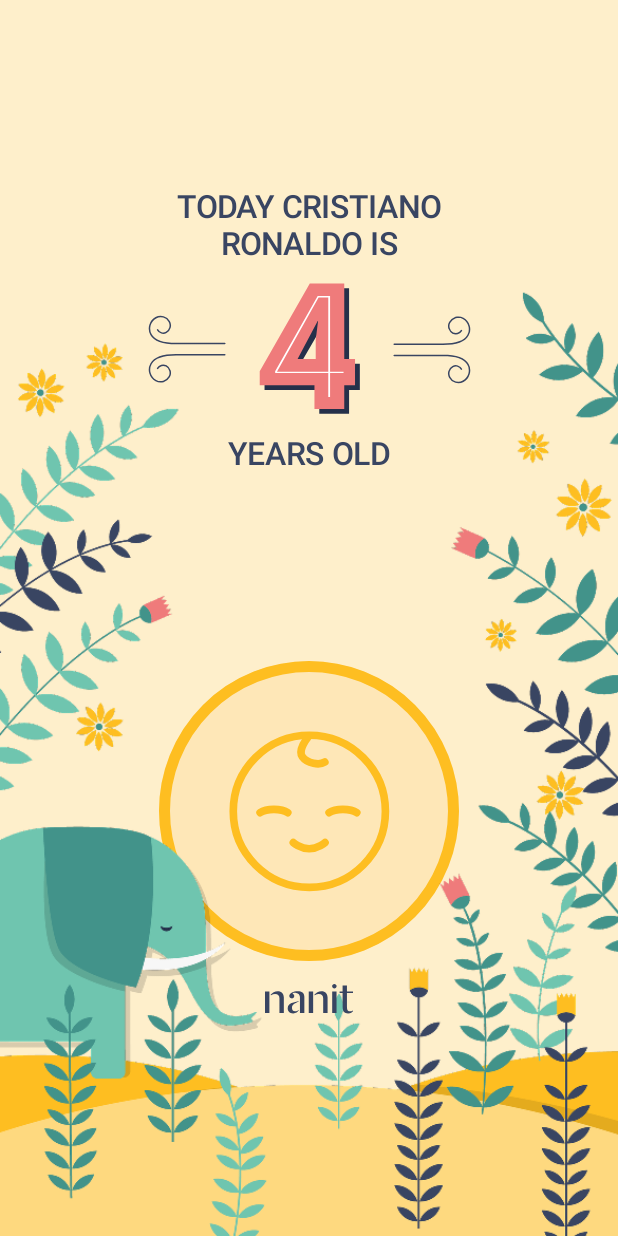
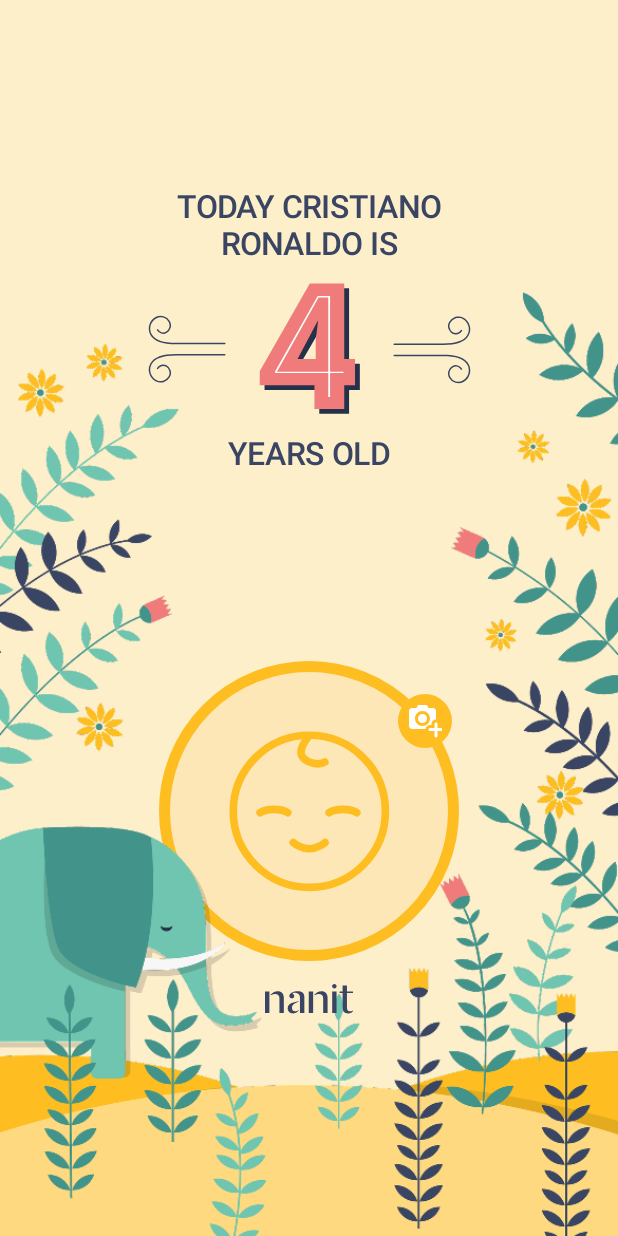
Before and after one commit to akobartek/BirthdayRecruitment, an Android app built with Jetpack Compose: the @Preview function AnniversaryElephantPreview, on a phone screen of 412 x 824 dp. Run offline under Robolectric (Android 15) with nearby library versions, the phone set to English and light mode, and no system bars.

Commit message:
camera icon added

```diff
--- a/app/src/main/java/pl/sokolowskibartlomiej/birthdayrecruitment/presentation/components/AnniversaryLayout.kt
+++ b/app/src/main/java/pl/sokolowskibartlomiej/birthdayrecruitment/presentation/components/AnniversaryLayout.kt
@@ -3,6 +3,7 @@ package pl.sokolowskibartlomiej.birthdayrecruitment.presentation.components
 import androidx.compose.foundation.Image
 import androidx.compose.foundation.background
 import androidx.compose.foundation.border
+import androidx.compose.foundation.clickable
 import androidx.compose.foundation.layout.Arrangement
 import androidx.compose.foundation.layout.Box
 import androidx.compose.foundation.layout.Column
@@ -12,6 +13,7 @@ import androidx.compose.foundation.layout.aspectRatio
 import androidx.compose.foundation.layout.fillMaxHeight
 import androidx.compose.foundation.layout.fillMaxSize
 import androidx.compose.foundation.layout.height
+import androidx.compose.foundation.layout.offset
 import androidx.compose.foundation.layout.padding
 import androidx.compose.foundation.layout.size
 import androidx.compose.foundation.layout.width
@@ -19,21 +21,26 @@ import androidx.compose.foundation.shape.CircleShape
 import androidx.compose.material3.Text
 import androidx.compose.runtime.Composable
 import androidx.compose.runtime.getValue
+import androidx.compose.runtime.mutableIntStateOf
 import androidx.compose.runtime.mutableStateOf
 import androidx.compose.runtime.remember
 import androidx.compose.runtime.setValue
 import androidx.compose.ui.Alignment
 import androidx.compose.ui.Modifier
 import androidx.compose.ui.draw.rotate
+import androidx.compose.ui.geometry.Offset
 import androidx.compose.ui.graphics.Color
 import androidx.compose.ui.graphics.ColorFilter
 import androidx.compose.ui.layout.ContentScale
+import androidx.compose.ui.layout.onGloballyPositioned
+import androidx.compose.ui.layout.positionInParent
 import androidx.compose.ui.platform.LocalContext
 import androidx.compose.ui.res.painterResource
 import androidx.compose.ui.res.stringResource
 import androidx.compose.ui.text.font.FontWeight
 import androidx.compose.ui.text.style.TextAlign
 import androidx.compose.ui.tooling.preview.Preview
+import androidx.compose.ui.unit.IntOffset
 import androidx.compose.ui.unit.dp
 import androidx.compose.ui.unit.sp
 import pl.sokolowskibartlomiej.birthdayrecruitment.R
@@ -44,6 +51,7 @@ import pl.sokolowskibartlomiej.birthdayrecruitment.presentation.theme.getColorsF
 import pl.sokolowskibartlomiej.birthdayrecruitment.presentation.utils.getDrawableId
 import java.util.Date
 import java.util.concurrent.TimeUnit
+import kotlin.math.sqrt
 
 @Composable
 fun AnniversaryLayout(birthday: Birthday) {
@@ -68,6 +76,8 @@ fun AnniversaryLayout(birthday: Birthday) {
             (days / 30.4).toInt()
         }
     }
+    var photoOffset by remember { mutableStateOf(Offset.Zero) }
+    var photoSizePx by remember { mutableIntStateOf(0) }
 
     Box(
         contentAlignment = Alignment.TopCenter,
@@ -75,6 +85,7 @@ fun AnniversaryLayout(birthday: Birthday) {
             .fillMaxSize()
             .background(colors[0])
     ) {
+        // Photo box
         Box(
             contentAlignment = Alignment.Center,
             modifier = Modifier
@@ -83,6 +94,10 @@ fun AnniversaryLayout(birthday: Birthday) {
                 .size(200.dp)
                 .background(color = colors[2], shape = CircleShape)
                 .border(width = 7.dp, color = colors[1], shape = CircleShape)
+                .onGloballyPositioned {
+                    photoOffset = it.positionInParent()
+                    photoSizePx = it.size.height
+                }
         ) {
             Image(
                 painter = painterResource(id = R.drawable.photo_placeholder),
@@ -90,6 +105,26 @@ fun AnniversaryLayout(birthday: Birthday) {
                 contentDescription = null,
             )
         }
+        Image(
+            painter = painterResource(id = R.drawable.ic_photo_plus),
+            contentScale = ContentScale.Inside,
+            contentDescription = null,
+            modifier = Modifier
+                .align(Alignment.TopStart)
+                .size(36.dp)
+                .offset {
+                    val moveBy = (sqrt(2f) / 2) * (photoSizePx / 2) // sin45 * image radius
+                    val x =
+                        (photoOffset.x + 89.dp.toPx() + moveBy) // (image radius + border) - half size of this box
+                    val y = (photoOffset.y + (93.dp.toPx() - moveBy)) // image radius - border
+                    IntOffset(x.toInt(), y.toInt())
+                }
+                .background(color = colors[1], shape = CircleShape)
+                .clickable {
+
+                }
+        )
+
         backgroundImage?.let {
             Image(
                 painter = painterResource(id = backgroundImage),
@@ -100,6 +135,17 @@ fun AnniversaryLayout(birthday: Birthday) {
                     .aspectRatio(0.61f)
             )
         }
+
+        // Nanit logo
+        Image(
+            painter = painterResource(id = R.drawable.nanit),
+            contentDescription = null,
+            modifier = Modifier
+                .align(Alignment.BottomCenter)
+                .padding(bottom = 148.dp)
+        )
+
+        // Age section
         Column(
             horizontalAlignment = Alignment.CenterHorizontally,
             verticalArrangement = Arrangement.Center,
@@ -150,13 +196,6 @@ fun AnniversaryLayout(birthday: Birthday) {
                 fontWeight = FontWeight(500)
             )
         }
-        Image(
-            painter = painterResource(id = R.drawable.nanit),
-            contentDescription = null,
-            modifier = Modifier
-                .align(Alignment.BottomCenter)
-                .padding(bottom = 148.dp)
-        )
     }
 }
 
--- /dev/null
+++ b/app/src/main/res/drawable/ic_photo_plus.xml
@@ -0,0 +1,13 @@
+<vector xmlns:android="http://schemas.android.com/apk/res/android"
+    android:width="22dp"
+    android:height="22dp"
+    android:viewportWidth="22"
+    android:viewportHeight="22">
+    <path
+        android:fillColor="#ffffff"
+        android:fillType="evenOdd"
+        android:pathData="M12,0H6L5,2H2C0.895,2 0,2.895 0,4V14C0,15.105 0.895,16 2,16H11.026C11.214,14.589 12.383,13.489 13.824,13.405L14,13.4L14.999,13.399L15,12.648C15,10.992 16.343,9.648 18,9.648V4C18,2.895 17.105,2 16,2H13L12,0ZM14,9C14,11.761 11.761,14 9,14C6.239,14 4,11.761 4,9C4,6.239 6.239,4 9,4C11.761,4 14,6.239 14,9ZM12,9C12,10.657 10.657,12 9,12C7.343,12 6,10.657 6,9C6,7.343 7.343,6 9,6C10.657,6 12,7.343 12,9Z" />
+    <path
+        android:fillColor="#ffffff"
+        android:pathData="M18,11.648C18.513,11.648 18.935,12.035 18.993,12.532L19,12.648V15.399L22,15.4C22.552,15.4 23,15.848 23,16.4C23,16.913 22.614,17.336 22.117,17.393L22,17.4L19,17.399V20.648C19,21.201 18.552,21.648 18,21.648C17.487,21.648 17.065,21.262 17.007,20.765L17,20.648V17.399L14,17.4C13.448,17.4 13,16.952 13,16.4C13,15.887 13.386,15.465 13.883,15.407L14,15.4L16.999,15.399L17,12.648C17,12.096 17.448,11.648 18,11.648Z" />
+</vector>
```
